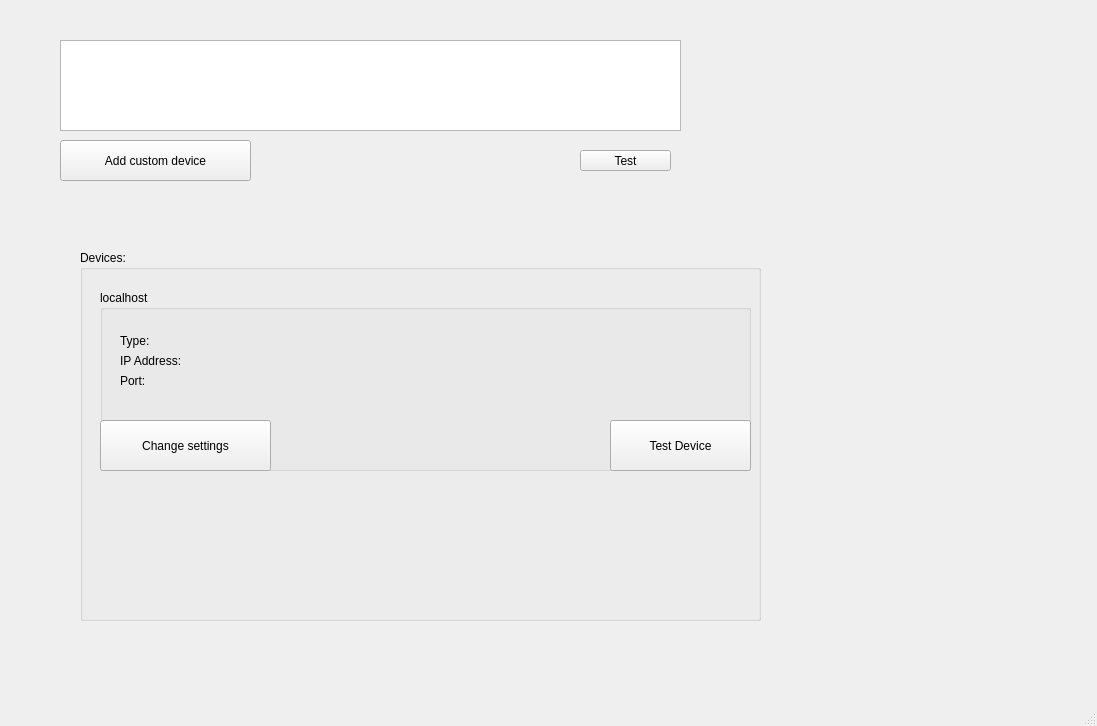
Old version of the form GUI/MainGUI/MainGUI.ui in the repository my-memory-leaked/Modbus-Industrial-Diagnostic-Tool.
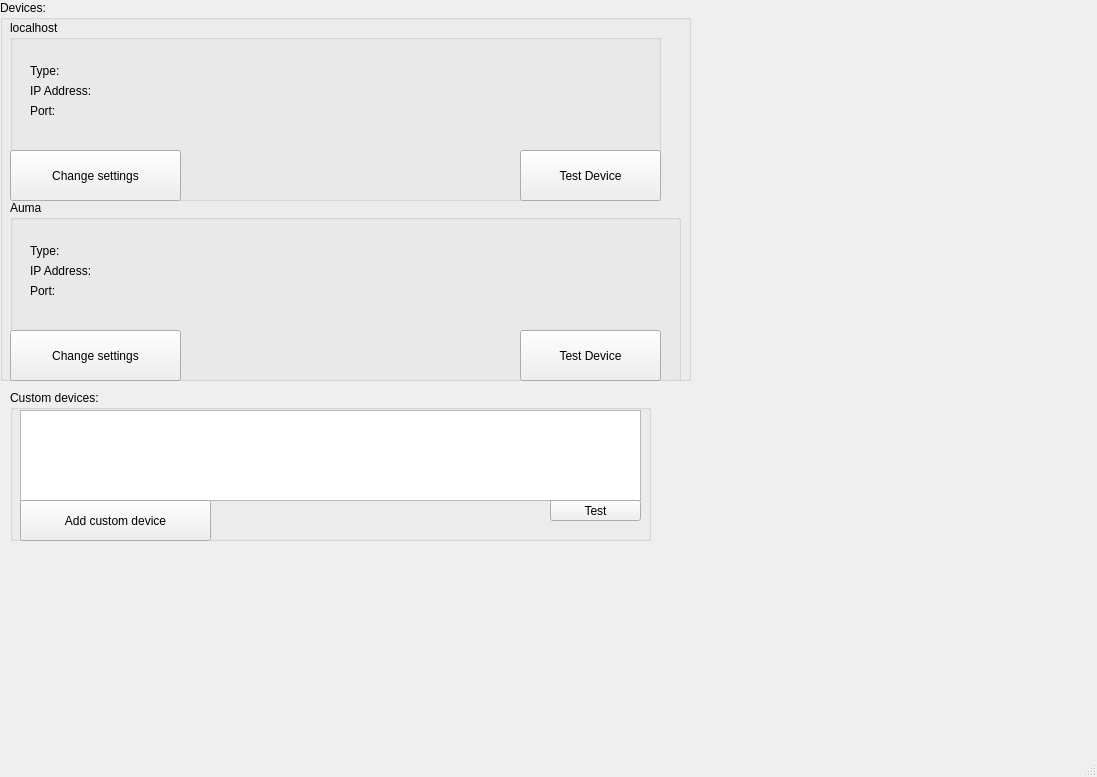
New version of the form.

The edit to the form file:
```diff
--- a/GUI/MainGUI/MainGUI.ui
+++ b/GUI/MainGUI/MainGUI.ui
@@ -7,56 +7,20 @@
     <x>0</x>
     <y>0</y>
     <width>1097</width>
-    <height>726</height>
+    <height>777</height>
    </rect>
   </property>
   <property name="windowTitle">
    <string>MainWindow</string>
   </property>
   <widget class="QWidget" name="centralwidget">
-   <widget class="QPushButton" name="AddDevice">
-    <property name="geometry">
-     <rect>
-      <x>60</x>
-      <y>140</y>
-      <width>191</width>
-      <height>41</height>
-     </rect>
-    </property>
-    <property name="text">
-     <string>Add custom device</string>
-    </property>
-   </widget>
-   <widget class="QListWidget" name="DevicesListWidget">
-    <property name="geometry">
-     <rect>
-      <x>60</x>
-      <y>40</y>
-      <width>621</width>
-      <height>91</height>
-     </rect>
-    </property>
-   </widget>
-   <widget class="QPushButton" name="TestButton">
-    <property name="geometry">
-     <rect>
-      <x>580</x>
-      <y>150</y>
-      <width>91</width>
-      <height>21</height>
-     </rect>
-    </property>
-    <property name="text">
-     <string>Test</string>
-    </property>
-   </widget>
    <widget class="QGroupBox" name="DevicesGroupBox">
     <property name="geometry">
      <rect>
-      <x>80</x>
-      <y>250</y>
-      <width>681</width>
-      <height>371</height>
+      <x>0</x>
+      <y>0</y>
+      <width>691</width>
+      <height>381</height>
      </rect>
     </property>
     <property name="title">
@@ -65,8 +29,8 @@
     <widget class="QGroupBox" name="LocalhostGroupBox">
      <property name="geometry">
       <rect>
-       <x>20</x>
-       <y>40</y>
+       <x>10</x>
+       <y>20</y>
        <width>651</width>
        <height>181</height>
       </rect>
@@ -179,6 +143,185 @@
       </property>
      </widget>
     </widget>
+    <widget class="QGroupBox" name="AumaGroupBox">
+     <property name="geometry">
+      <rect>
+       <x>10</x>
+       <y>200</y>
+       <width>671</width>
+       <height>191</height>
+      </rect>
+     </property>
+     <property name="title">
+      <string>Auma</string>
+     </property>
+     <widget class="QLabel" name="AumaTypeLabel">
+      <property name="geometry">
+       <rect>
+        <x>20</x>
+        <y>40</y>
+        <width>61</width>
+        <height>21</height>
+       </rect>
+      </property>
+      <property name="text">
+       <string>Type:</string>
+      </property>
+     </widget>
+     <widget class="QLabel" name="AumaIPLabel">
+      <property name="geometry">
+       <rect>
+        <x>20</x>
+        <y>60</y>
+        <width>101</width>
+        <height>21</height>
+       </rect>
+      </property>
+      <property name="text">
+       <string>IP Address:</string>
+      </property>
+     </widget>
+     <widget class="QLabel" name="AumaPortLabel">
+      <property name="geometry">
+       <rect>
+        <x>20</x>
+        <y>80</y>
+        <width>51</width>
+        <height>21</height>
+       </rect>
+      </property>
+      <property name="text">
+       <string>Port:</string>
+      </property>
+     </widget>
+     <widget class="QPushButton" name="AumaChangeSettingsButton">
+      <property name="geometry">
+       <rect>
+        <x>0</x>
+        <y>130</y>
+        <width>171</width>
+        <height>51</height>
+       </rect>
+      </property>
+      <property name="text">
+       <string>Change settings</string>
+      </property>
+     </widget>
+     <widget class="QPushButton" name="AumaTestDeviceButton">
+      <property name="geometry">
+       <rect>
+        <x>510</x>
+        <y>130</y>
+        <width>141</width>
+        <height>51</height>
+       </rect>
+      </property>
+      <property name="text">
+       <string>Test Device</string>
+      </property>
+     </widget>
+     <widget class="QLabel" name="AumaTypeInputLabel">
+      <property name="geometry">
+       <rect>
+        <x>70</x>
+        <y>40</y>
+        <width>561</width>
+        <height>21</height>
+       </rect>
+      </property>
+      <property name="text">
+       <string/>
+      </property>
+     </widget>
+     <widget class="QLabel" name="AumaIPInputLabel">
+      <property name="geometry">
+       <rect>
+        <x>110</x>
+        <y>60</y>
+        <width>511</width>
+        <height>21</height>
+       </rect>
+      </property>
+      <property name="text">
+       <string/>
+      </property>
+     </widget>
+     <widget class="QLabel" name="AumaPortInputLabel">
+      <property name="geometry">
+       <rect>
+        <x>70</x>
+        <y>80</y>
+        <width>571</width>
+        <height>21</height>
+       </rect>
+      </property>
+      <property name="text">
+       <string/>
+      </property>
+     </widget>
+     <widget class="QLabel" name="AumaLogoLabel">
+      <property name="geometry">
+       <rect>
+        <x>486</x>
+        <y>31</y>
+        <width>141</width>
+        <height>31</height>
+       </rect>
+      </property>
+      <property name="text">
+       <string/>
+      </property>
+     </widget>
+    </widget>
+   </widget>
+   <widget class="QGroupBox" name="CustomDevicesGroup">
+    <property name="geometry">
+     <rect>
+      <x>10</x>
+      <y>390</y>
+      <width>641</width>
+      <height>151</height>
+     </rect>
+    </property>
+    <property name="title">
+     <string>Custom devices:</string>
+    </property>
+    <widget class="QListWidget" name="DevicesListWidget">
+     <property name="geometry">
+      <rect>
+       <x>10</x>
+       <y>20</y>
+       <width>621</width>
+       <height>91</height>
+      </rect>
+     </property>
+    </widget>
+    <widget class="QPushButton" name="TestButton">
+     <property name="geometry">
+      <rect>
+       <x>540</x>
+       <y>110</y>
+       <width>91</width>
+       <height>21</height>
+      </rect>
+     </property>
+     <property name="text">
+      <string>Test</string>
+     </property>
+    </widget>
+    <widget class="QPushButton" name="AddDevice">
+     <property name="geometry">
+      <rect>
+       <x>10</x>
+       <y>110</y>
+       <width>191</width>
+       <height>41</height>
+      </rect>
+     </property>
+     <property name="text">
+      <string>Add custom device</string>
+     </property>
+    </widget>
    </widget>
   </widget>
   <widget class="QMenuBar" name="menubar">
```
Left out of the diff: 2 changed lines with no effect on the pictures.
